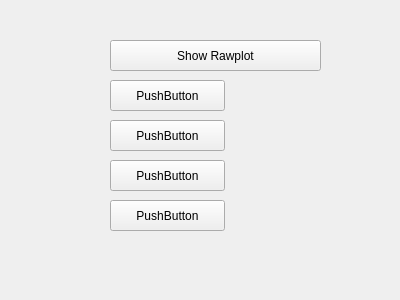
Qt form viewwidget.ui (huettern/RedpitayaSpectrumAnalzyer) before a commit.
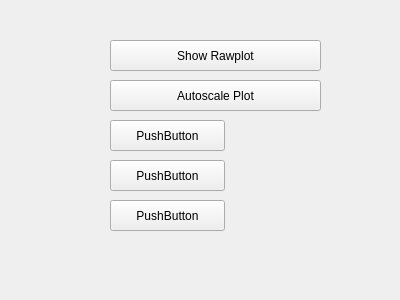
The same form after that commit.

Commit message: added spectrum plot autoscale ui

```diff
--- a/viewwidget.ui
+++ b/viewwidget.ui
@@ -31,12 +31,12 @@
     <rect>
      <x>110</x>
      <y>80</y>
-     <width>115</width>
+     <width>211</width>
      <height>31</height>
     </rect>
    </property>
    <property name="text">
-    <string>PushButton</string>
+    <string>Autoscale Plot</string>
    </property>
   </widget>
   <widget class="QPushButton" name="pushButton_3">
```
Left out of the diff: 2 changed lines with no effect on the pictures. The commit also changes 3 other files.
